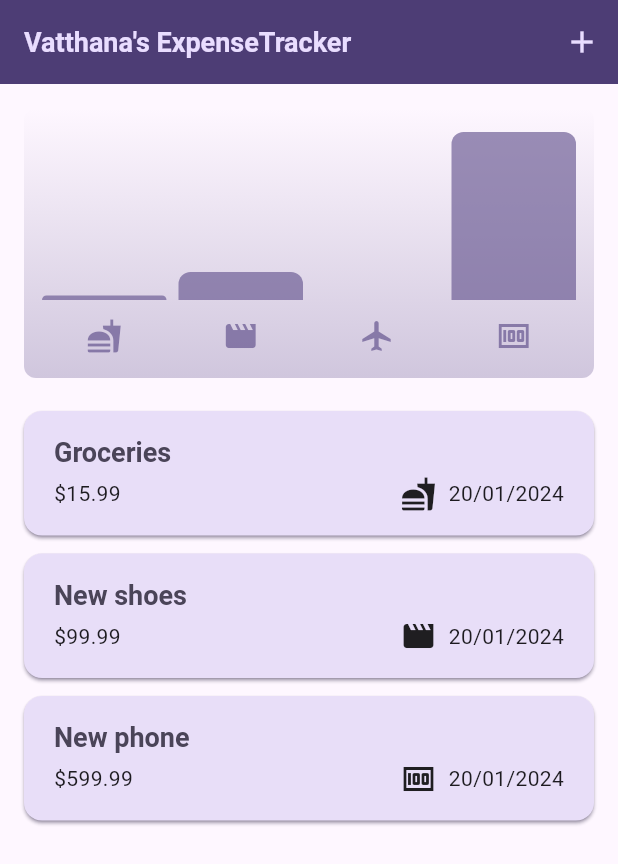
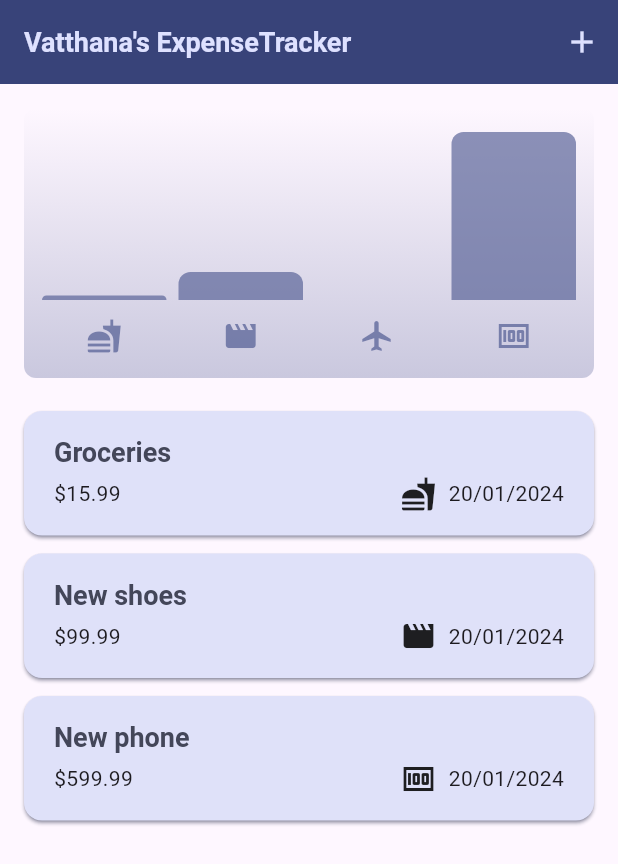
Before and after one commit to VatthanaB/Flutter-expense_tracker, a Flutter app: the screen it shows after launch, on a phone screen of 412 x 824 dp. Shown: the top 864 px of the screen. Run offline on Flutter 3.47's test engine with Material 3 defaults, Android fonts, the phone set to English and light mode, and no system bars; our stand-ins replace device_preview.

Commit message:
Update color scheme in main.dart

```diff
--- a/lib/main.dart
+++ b/lib/main.dart
@@ -64,11 +64,10 @@ class MyApp extends StatelessWidget {
 }
 
 var kColorScheme =
-    ColorScheme.fromSeed(seedColor: const Color.fromARGB(255, 96, 59, 181));
+    ColorScheme.fromSeed(seedColor: Color.fromARGB(255, 0, 68, 255));
 
 var kDarkColorScheme = ColorScheme.fromSeed(
-    brightness: Brightness.dark,
-    seedColor: const Color.fromARGB(255, 5, 99, 125));
+    brightness: Brightness.dark, seedColor: Color.fromARGB(255, 5, 55, 125));
 // void main() {
 //   runApp(
 //     MaterialApp(
```
